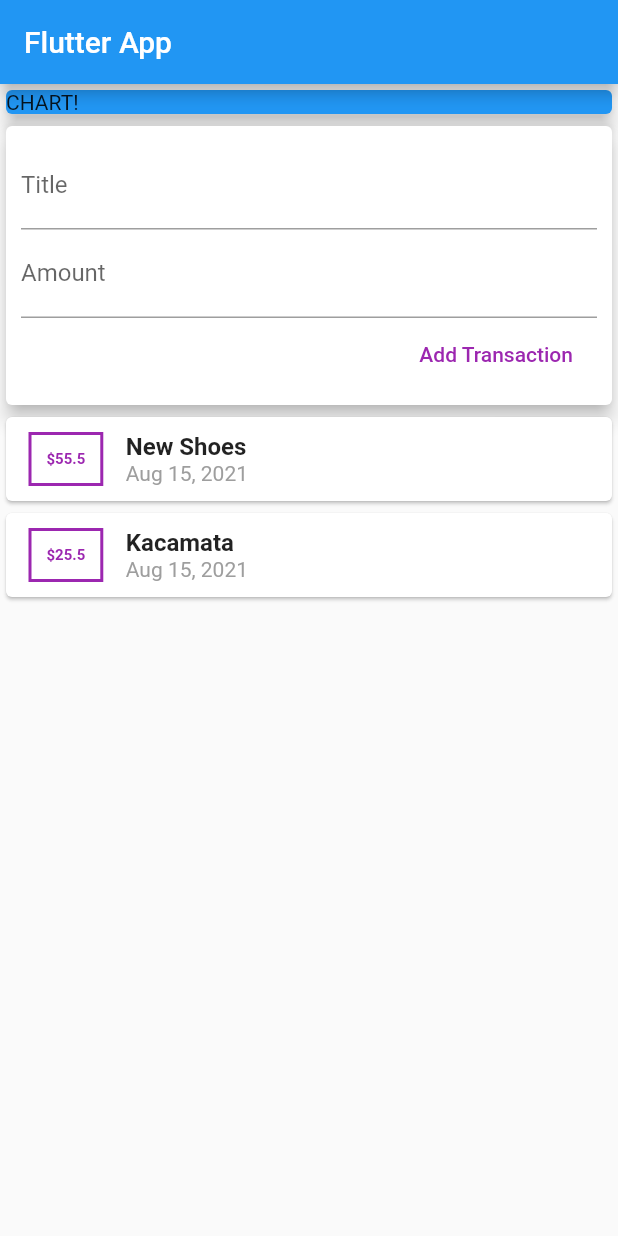
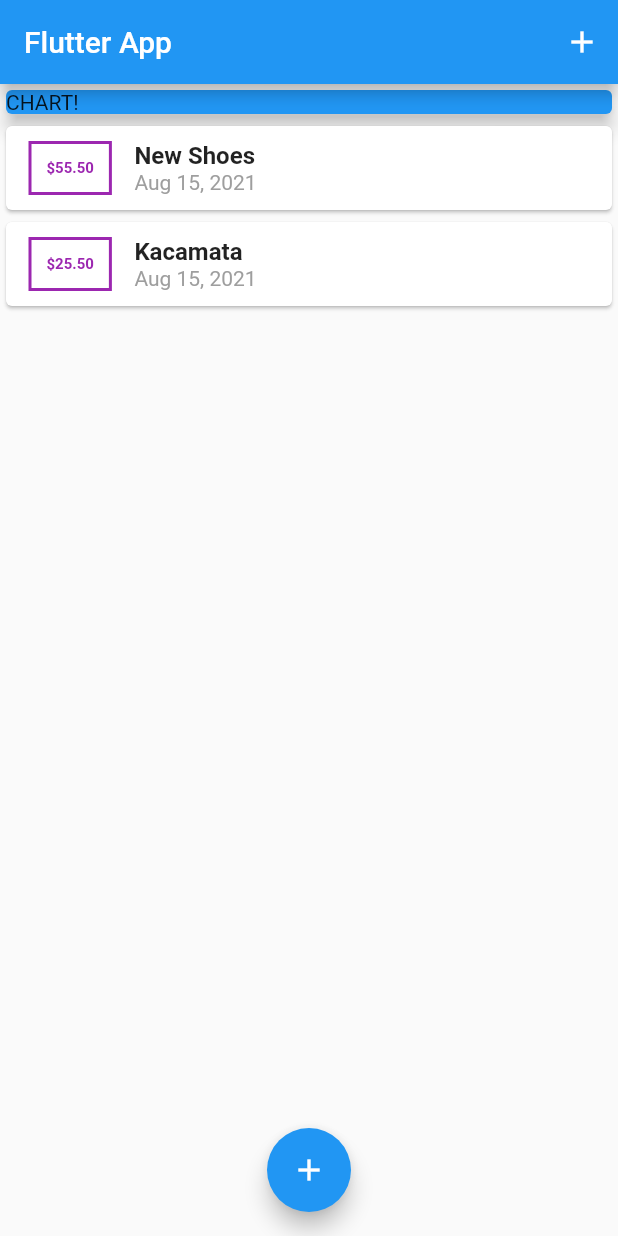
Before and after one commit to mahendraiqbal/aplikasi_pertama, a Flutter app: the screen it shows after launch, on a phone screen of 412 x 824 dp. Run offline on Flutter 3.47's test engine with Material 2 defaults, Android fonts, the phone set to English and light mode, and no system bars.

Commit message:
tambah icon +

```diff
--- a/lib/main.dart
+++ b/lib/main.dart
@@ -1,6 +1,8 @@
 import 'package:flutter/material.dart';
 
-import './widget/user_transaction.dart';
+import './widget/transaction_list.dart';
+import './widget/new_transaction.dart';
+import './models/transaction.dart';
 
 void main() => runApp(MyApp());
 
@@ -15,17 +17,66 @@ class MyApp extends StatelessWidget {
   }
 }
 
-class MyHomePage extends StatelessWidget {
+class MyHomePage extends StatefulWidget {
   // late String titleInput;
   // late String amountInput;
-  final titleController = TextEditingController();
-  final amountController = TextEditingController();
+  @override
+  _MyHomePageState createState() => _MyHomePageState();
+}
+
+class _MyHomePageState extends State<MyHomePage> {
+  final List<Transaction> _userTransactions = [
+    Transaction(
+      id: 't1',
+      title: 'New Shoes',
+      amount: 55.5,
+      date: DateTime.now(),
+    ),
+    Transaction(
+      id: 't2',
+      title: 'Kacamata',
+      amount: 25.5,
+      date: DateTime.now(),
+    ),
+  ];
+
+  void _addNewTransaction(String title, double amount) {
+    final newTx = Transaction(
+      title: title,
+      amount: amount,
+      date: DateTime.now(),
+      id: DateTime.now().toString(),
+    );
+
+    setState(() {
+      _userTransactions.add(newTx);
+    });
+  }
+
+  void _startAddNewTransaction(BuildContext ctx) {
+    showModalBottomSheet(
+      context: ctx,
+      builder: (_) {
+        return GestureDetector(
+          onTap: () {},
+          child: NewTransaction(_addNewTransaction),
+          behavior: HitTestBehavior.opaque,
+        );
+      },
+    );
+  }
 
   @override
   Widget build(BuildContext context) {
     return Scaffold(
       appBar: AppBar(
         title: Text('Flutter App'),
+        actions: <Widget>[
+          IconButton(
+            icon: Icon(Icons.add),
+            onPressed: () => _startAddNewTransaction(context),
+          )
+        ],
       ),
       body: SingleChildScrollView(
         child: Column(
@@ -40,9 +91,14 @@ class MyHomePage extends StatelessWidget {
                 elevation: 5,
               ),
             ),
-            UserTransactions()
+            TransactionList(_userTransactions),
           ],
         ),
+      ),
+      floatingActionButtonLocation: FloatingActionButtonLocation.centerFloat,
+      floatingActionButton: FloatingActionButton(
+        child: Icon(Icons.add),
+        onPressed: () => _startAddNewTransaction(context),
       ),
     );
   }
--- a/lib/widget/transaction_list.dart
+++ b/lib/widget/transaction_list.dart
@@ -28,7 +28,7 @@ class TransactionList extends StatelessWidget {
                   ),
                   padding: EdgeInsets.all(10),
                   child: Text(
-                    '\$${transactions[index].amount}',
+                    '\$${transactions[index].amount.toStringAsFixed(2)}',
                     style: TextStyle(
                       fontWeight: FontWeight.bold,
                       fontSize: 10,
--- a/lib/widget/user_transaction.dart
+++ /dev/null
@@ -1,50 +0,0 @@
-import 'package:flutter/material.dart';
-
-import './new_transaction.dart';
-import './transaction_list.dart';
-import '../models/transaction.dart';
-
-class UserTransactions extends StatefulWidget {
-  @override
-  _UserTransactions createState() => _UserTransactions();
-}
-
-class _UserTransactions extends State<UserTransactions> {
-  final List<Transaction> _userTransactions = [
-    Transaction(
-      id: 't1',
-      title: 'New Shoes',
-      amount: 55.5,
-      date: DateTime.now(),
-    ),
-    Transaction(
-      id: 't2',
-      title: 'Kacamata',
-      amount: 25.5,
-      date: DateTime.now(),
-    ),
-  ];
-
-  void _addNewTransaction(String title, double amount) {
-    final newTx = Transaction(
-      title: title,
-      amount: amount,
-      date: DateTime.now(),
-      id: DateTime.now().toString(),
-    );
-
-    setState(() {
-      _userTransactions.add(newTx);
-    });
-  }
-
-  @override
-  Widget build(BuildContext context) {
-    return Column(
-      children: <Widget>[
-        NewTransaction(_addNewTransaction),
-        TransactionList(_userTransactions),
-      ],
-    );
-  }
-}
```
Also changed, not shown: lib/widget/new_transaction.dart (+28 -8 lines).
